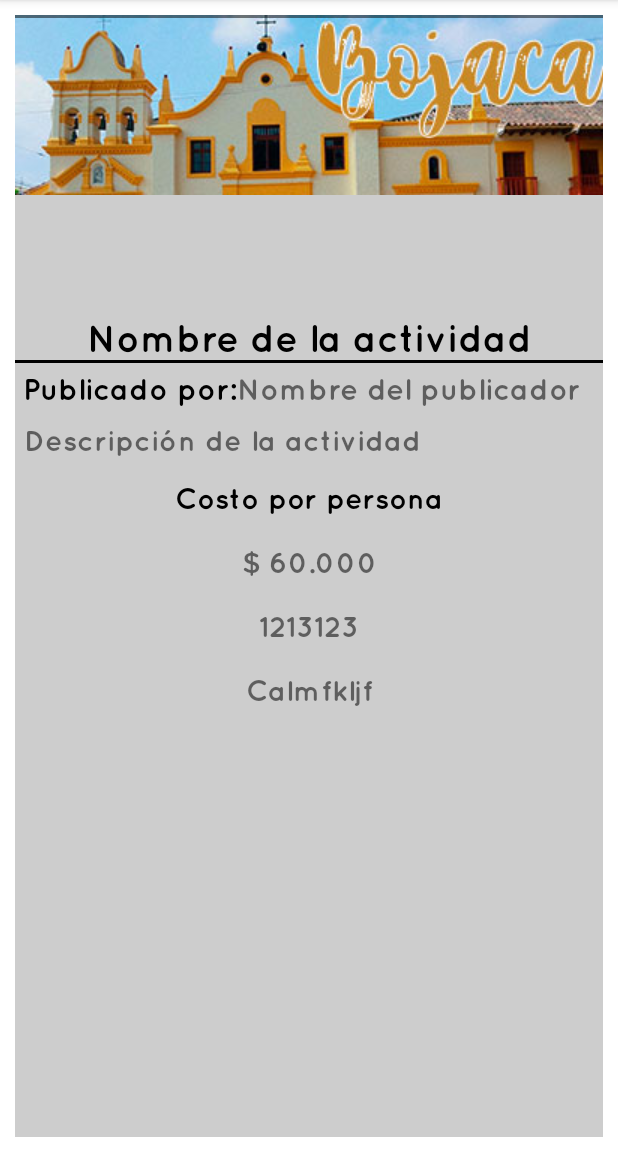
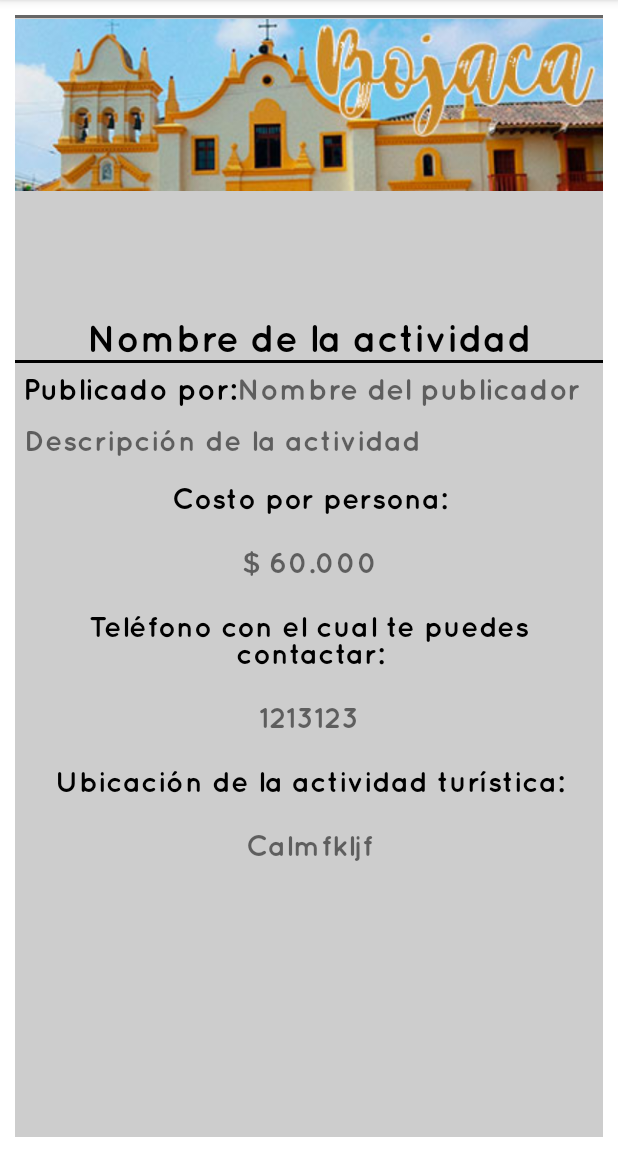
Before and after one commit to jnnieto/TuristeandoApp, an Android app: the DetalleActividad screen opened directly, with no data from a screen before it, on a phone screen of 412 x 824 dp, the part 84-1236 px from its top. Run offline under Robolectric (Android 15) with nearby library versions, the phone set to English and light mode, and no system bars; pictures from the network do not load.

Commit message:
Visualización de los detalles de las actividades

```diff
--- a/app/src/main/java/com/example/turistiandoapp/ui/actividades/DetalleActividad.kt
+++ b/app/src/main/java/com/example/turistiandoapp/ui/actividades/DetalleActividad.kt
@@ -1,5 +1,6 @@
 package com.example.turistiandoapp.ui.actividades
 
+import android.annotation.SuppressLint
 import androidx.appcompat.app.AppCompatActivity
 import android.os.Bundle
 import com.bumptech.glide.Glide
@@ -7,6 +8,7 @@ import com.example.turistiandoapp.R
 import kotlinx.android.synthetic.main.activity_detalle_actividad.*
 
 class DetalleActividad : AppCompatActivity() {
+    @SuppressLint("SetTextI18n")
     override fun onCreate(savedInstanceState: Bundle?) {
         super.onCreate(savedInstanceState)
         setContentView(R.layout.activity_detalle_actividad)
@@ -15,8 +17,8 @@ class DetalleActividad : AppCompatActivity() {
             tNombreActividad.text = intent.getStringExtra("tNombreActividad")
             tNombrePublicador.text = intent.getStringExtra("tNombrePublicador")
             tDescripActividad.text = intent.getStringExtra("tDescripActividad")
-            tValorCosto.text = intent.getStringExtra("tValorCosto")
-            tTelefono.text = intent.getStringExtra("tTelefono")
+            tValorCosto.text = "$ " + intent.getIntExtra("tValorCosto", 0).toString() + "COP por persona"
+            tTelefono.text = intent.getDoubleExtra("tTelefono",0.0).toString()
             tDireccion.text = intent.getStringExtra("tDireccion")
         }
     }
--- a/app/src/main/res/layout/activity_detalle_actividad.xml
+++ b/app/src/main/res/layout/activity_detalle_actividad.xml
@@ -29,8 +29,7 @@
                         android:id="@+id/imagenActividad"
                         android:layout_width="match_parent"
                         android:layout_height="wrap_content"
-                        android:src="@drawable/bojaca"
-                        android:scaleType="centerCrop"/>
+                        android:src="@drawable/bojaca"/>
 
                     <View
                         android:layout_width="match_parent"
@@ -112,6 +111,17 @@
                     android:textSize="19dp"/>
 
                 <TextView
+                    android:id="@+id/tTelefonoTit"
+                    android:layout_width="match_parent"
+                    android:layout_height="wrap_content"
+                    android:layout_margin="10dp"
+                    android:text="@string/telefono"
+                    android:gravity="center"
+                    android:fontFamily="@font/quicksand_bold"
+                    android:textSize="19dp"
+                    android:textColor="@color/black"/>
+
+                <TextView
                     android:id="@+id/tTelefono"
                     android:layout_width="match_parent"
                     android:layout_height="wrap_content"
@@ -120,6 +130,18 @@
                     android:gravity="center"
                     android:fontFamily="@font/quicksand_bold"
                     android:textSize="19dp"/>
+
+                <TextView
+                    android:id="@+id/tDireccionTit"
+                    android:layout_width="match_parent"
+                    android:layout_height="wrap_content"
+                    android:layout_margin="10dp"
+                    android:text="@string/direccion"
+                    android:gravity="center"
+                    android:fontFamily="@font/quicksand_bold"
+                    android:textSize="19dp"
+                    android:textColor="@color/black"/>
+
                 <TextView
                     android:id="@+id/tDireccion"
                     android:layout_width="match_parent"
--- a/app/src/main/res/values/strings.xml
+++ b/app/src/main/res/values/strings.xml
@@ -14,7 +14,7 @@
     <string name="title_activity_main_app_turisteando">MainAppTuristeando</string>
     <string name="navigation_drawer_open">Open navigation drawer</string>
     <string name="navigation_drawer_close">Close navigation drawer</string>
-    <string name="nav_header_title">Android Studio</string>
+    <string name="nav_header_title">Bienvenido usuario</string>
     <string name="nav_header_subtitle">android.studio@android.com</string>
     <string name="nav_header_desc">Navigation header</string>
     <string name="action_settings">Configuración</string>
@@ -26,9 +26,12 @@
     <string name="descrip_actividad">Descripción de la actividad</string>
     <string name="publicardor">Nombre del publicador</string>
     <string name="actividad_por">Publicado por: </string>
-    <string name="titulo_costo">Costo por persona</string>
+    <string name="titulo_costo">Costo por persona: </string>
     <string name="costo_persona">$ 60.000</string>
     <!-- TODO: Remove or change this placeholder text -->
     <string name="hello_blank_fragment">Hello blank fragment</string>
     <string name="menu_usuario">Ver perfil</string>
+    <string name="telefono">Teléfono con el cual te puedes contactar: </string>
+    <string name="direccion">Ubicación de la actividad turística:</string>
+    <string name="bienvenido_actividad">¿Qué te gustaría hacer?</string>
 </resources>
```
Also changed, not shown: app/src/main/java/com/example/turistiandoapp/adapter/ActividadAdapter.kt (+10 -9 lines), app/src/main/java/com/example/turistiandoapp/ui/actividades/ActividadesDisponibles.kt (+28 -45 lines), app/src/main/res/layout/activity_actividades_disponibles.xml (+19 -5 lines), app/src/main/res/layout/item_actividades.xml (+35 -3 lines).
